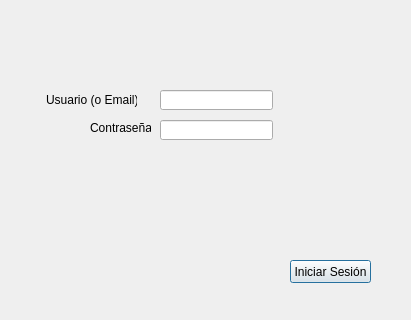
The window that desktop_client/view/login_window.ui (brunorahu/FilmTrack-Project) describes before a commit, drawn with Qt 5.
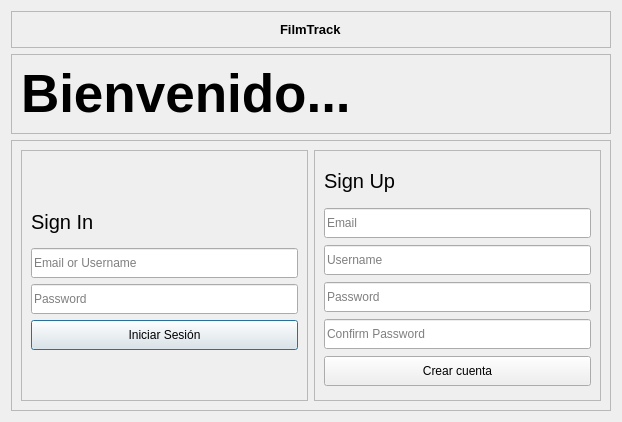
The same window after the commit.

```diff
--- a/desktop_client/view/login_window.ui
+++ b/desktop_client/view/login_window.ui
@@ -6,75 +6,441 @@
    <rect>
     <x>0</x>
     <y>0</y>
-    <width>411</width>
-    <height>320</height>
+    <width>618</width>
+    <height>422</height>
    </rect>
   </property>
   <property name="windowTitle">
    <string>Dialog</string>
   </property>
-  <widget class="QLabel" name="label">
-   <property name="geometry">
-    <rect>
-     <x>46</x>
-     <y>90</y>
-     <width>91</width>
-     <height>20</height>
-    </rect>
-   </property>
-   <property name="text">
-    <string>Usuario (o Email):</string>
-   </property>
-  </widget>
-  <widget class="QLabel" name="label_2">
-   <property name="geometry">
-    <rect>
-     <x>90</x>
-     <y>120</y>
-     <width>61</width>
-     <height>16</height>
-    </rect>
-   </property>
-   <property name="text">
-    <string>Contraseña</string>
-   </property>
-  </widget>
-  <widget class="QLineEdit" name="le_username_email">
-   <property name="geometry">
-    <rect>
-     <x>160</x>
-     <y>90</y>
-     <width>113</width>
-     <height>20</height>
-    </rect>
-   </property>
-  </widget>
-  <widget class="QLineEdit" name="le_password">
-   <property name="geometry">
-    <rect>
-     <x>160</x>
-     <y>120</y>
-     <width>113</width>
-     <height>20</height>
-    </rect>
-   </property>
-   <property name="echoMode">
-    <enum>QLineEdit::Password</enum>
-   </property>
-  </widget>
-  <widget class="QPushButton" name="btn_login">
-   <property name="geometry">
-    <rect>
-     <x>290</x>
-     <y>260</y>
-     <width>81</width>
-     <height>23</height>
-    </rect>
-   </property>
-   <property name="text">
-    <string>Iniciar Sesión</string>
-   </property>
-  </widget>
+  <layout class="QVBoxLayout" name="verticalLayout">
+   <item>
+    <widget class="QFrame" name="frame">
+     <property name="minimumSize">
+      <size>
+       <width>600</width>
+       <height>0</height>
+      </size>
+     </property>
+     <property name="maximumSize">
+      <size>
+       <width>600</width>
+       <height>40</height>
+      </size>
+     </property>
+     <property name="frameShape">
+      <enum>QFrame::StyledPanel</enum>
+     </property>
+     <property name="frameShadow">
+      <enum>QFrame::Raised</enum>
+     </property>
+     <layout class="QHBoxLayout" name="horizontalLayout_2">
+      <item>
+       <spacer name="horizontalSpacer">
+        <property name="orientation">
+         <enum>Qt::Horizontal</enum>
+        </property>
+        <property name="sizeHint" stdset="0">
+         <size>
+          <width>249</width>
+          <height>17</height>
+         </size>
+        </property>
+       </spacer>
+      </item>
+      <item>
+       <widget class="QLabel" name="label_filmtrack">
+        <property name="font">
+         <font>
+          <pointsize>10</pointsize>
+          <weight>75</weight>
+          <bold>true</bold>
+         </font>
+        </property>
+        <property name="text">
+         <string>FilmTrack</string>
+        </property>
+       </widget>
+      </item>
+      <item>
+       <spacer name="horizontalSpacer_2">
+        <property name="orientation">
+         <enum>Qt::Horizontal</enum>
+        </property>
+        <property name="sizeHint" stdset="0">
+         <size>
+          <width>249</width>
+          <height>17</height>
+         </size>
+        </property>
+       </spacer>
+      </item>
+     </layout>
+    </widget>
+   </item>
+   <item>
+    <layout class="QHBoxLayout" name="horizontalLayout_4">
+     <property name="leftMargin">
+      <number>0</number>
+     </property>
+    </layout>
+   </item>
+   <item>
+    <widget class="QFrame" name="frame_2">
+     <property name="minimumSize">
+      <size>
+       <width>600</width>
+       <height>0</height>
+      </size>
+     </property>
+     <property name="maximumSize">
+      <size>
+       <width>600</width>
+       <height>100</height>
+      </size>
+     </property>
+     <property name="frameShape">
+      <enum>QFrame::StyledPanel</enum>
+     </property>
+     <property name="frameShadow">
+      <enum>QFrame::Raised</enum>
+     </property>
+     <layout class="QVBoxLayout" name="verticalLayout_2">
+      <item>
+       <widget class="QLabel" name="label_bienvenido">
+        <property name="font">
+         <font>
+          <pointsize>40</pointsize>
+          <weight>75</weight>
+          <bold>true</bold>
+         </font>
+        </property>
+        <property name="text">
+         <string>Bienvenido...</string>
+        </property>
+       </widget>
+      </item>
+     </layout>
+    </widget>
+   </item>
+   <item>
+    <widget class="QFrame" name="frame_3">
+     <property name="minimumSize">
+      <size>
+       <width>600</width>
+       <height>0</height>
+      </size>
+     </property>
+     <property name="maximumSize">
+      <size>
+       <width>600</width>
+       <height>16777215</height>
+      </size>
+     </property>
+     <property name="frameShape">
+      <enum>QFrame::StyledPanel</enum>
+     </property>
+     <property name="frameShadow">
+      <enum>QFrame::Raised</enum>
+     </property>
+     <layout class="QHBoxLayout" name="horizontalLayout">
+      <item>
+       <widget class="QFrame" name="frame_4">
+        <property name="maximumSize">
+         <size>
+          <width>300</width>
+          <height>16777215</height>
+         </size>
+        </property>
+        <property name="frameShape">
+         <enum>QFrame::StyledPanel</enum>
+        </property>
+        <property name="frameShadow">
+         <enum>QFrame::Raised</enum>
+        </property>
+        <layout class="QVBoxLayout" name="verticalLayout_3">
+         <item>
+          <spacer name="verticalSpacer">
+           <property name="orientation">
+            <enum>Qt::Vertical</enum>
+           </property>
+           <property name="sizeHint" stdset="0">
+            <size>
+             <width>20</width>
+             <height>27</height>
+            </size>
+           </property>
+          </spacer>
+         </item>
+         <item>
+          <widget class="QLabel" name="label_sign_in">
+           <property name="minimumSize">
+            <size>
+             <width>0</width>
+             <height>40</height>
+            </size>
+           </property>
+           <property name="maximumSize">
+            <size>
+             <width>16777215</width>
+             <height>40</height>
+            </size>
+           </property>
+           <property name="font">
+            <font>
+             <pointsize>15</pointsize>
+             <weight>50</weight>
+             <bold>false</bold>
+            </font>
+           </property>
+           <property name="text">
+            <string>Sign In</string>
+           </property>
+          </widget>
+         </item>
+         <item>
+          <widget class="QLineEdit" name="le_username_email">
+           <property name="minimumSize">
+            <size>
+             <width>0</width>
+             <height>30</height>
+            </size>
+           </property>
+           <property name="maximumSize">
+            <size>
+             <width>16777215</width>
+             <height>30</height>
+            </size>
+           </property>
+           <property name="placeholderText">
+            <string>Email or Username</string>
+           </property>
+          </widget>
+         </item>
+         <item>
+          <widget class="QLineEdit" name="le_password">
+           <property name="minimumSize">
+            <size>
+             <width>0</width>
+             <height>30</height>
+            </size>
+           </property>
+           <property name="maximumSize">
+            <size>
+             <width>16777215</width>
+             <height>30</height>
+            </size>
+           </property>
+           <property name="echoMode">
+            <enum>QLineEdit::Password</enum>
+           </property>
+           <property name="placeholderText">
+            <string>Password</string>
+           </property>
+          </widget>
+         </item>
+         <item>
+          <widget class="QPushButton" name="btn_login">
+           <property name="minimumSize">
+            <size>
+             <width>0</width>
+             <height>30</height>
+            </size>
+           </property>
+           <property name="maximumSize">
+            <size>
+             <width>16777215</width>
+             <height>30</height>
+            </size>
+           </property>
+           <property name="text">
+            <string>Iniciar Sesión</string>
+           </property>
+          </widget>
+         </item>
+         <item>
+          <spacer name="verticalSpacer_2">
+           <property name="orientation">
+            <enum>Qt::Vertical</enum>
+           </property>
+           <property name="sizeHint" stdset="0">
+            <size>
+             <width>20</width>
+             <height>27</height>
+            </size>
+           </property>
+          </spacer>
+         </item>
+        </layout>
+       </widget>
+      </item>
+      <item>
+       <layout class="QVBoxLayout" name="verticalLayout_5"/>
+      </item>
+      <item>
+       <widget class="QFrame" name="frame_5">
+        <property name="frameShape">
+         <enum>QFrame::StyledPanel</enum>
+        </property>
+        <property name="frameShadow">
+         <enum>QFrame::Raised</enum>
+        </property>
+        <layout class="QVBoxLayout" name="verticalLayout_4">
+         <item>
+          <widget class="QLabel" name="label_sign_up">
+           <property name="minimumSize">
+            <size>
+             <width>0</width>
+             <height>40</height>
+            </size>
+           </property>
+           <property name="maximumSize">
+            <size>
+             <width>16777215</width>
+             <height>40</height>
+            </size>
+           </property>
+           <property name="font">
+            <font>
+             <pointsize>15</pointsize>
+             <weight>50</weight>
+             <bold>false</bold>
+            </font>
+           </property>
+           <property name="text">
+            <string>Sign Up</string>
+           </property>
+          </widget>
+         </item>
+         <item>
+          <widget class="QLineEdit" name="le_signup_email">
+           <property name="minimumSize">
+            <size>
+             <width>0</width>
+             <height>30</height>
+            </size>
+           </property>
+           <property name="maximumSize">
+            <size>
+             <width>16777215</width>
+             <height>30</height>
+            </size>
+           </property>
+           <property name="text">
+            <string/>
+           </property>
+           <property name="placeholderText">
+            <string>Email</string>
+           </property>
+          </widget>
+         </item>
+         <item>
+          <widget class="QLineEdit" name="le_signup_username">
+           <property name="enabled">
+            <bool>true</bool>
+           </property>
+           <property name="minimumSize">
+            <size>
+             <width>0</width>
+             <height>30</height>
+            </size>
+           </property>
+           <property name="maximumSize">
+            <size>
+             <width>16777215</width>
+             <height>30</height>
+            </size>
+           </property>
+           <property name="text">
+            <string/>
+           </property>
+           <property name="placeholderText">
+            <string>Username</string>
+           </property>
+          </widget>
+         </item>
+         <item>
+          <widget class="QLineEdit" name="le_signup_password">
+           <property name="enabled">
+            <bool>true</bool>
+           </property>
+           <property name="minimumSize">
+            <size>
+             <width>0</width>
+             <height>30</height>
+            </size>
+           </property>
+           <property name="maximumSize">
+            <size>
+             <width>16777215</width>
+             <height>30</height>
+            </size>
+           </property>
+           <property name="text">
+            <string/>
+           </property>
+           <property name="echoMode">
+            <enum>QLineEdit::Password</enum>
+           </property>
+           <property name="placeholderText">
+            <string>Password</string>
+           </property>
+          </widget>
+         </item>
+         <item>
+          <widget class="QLineEdit" name="le_signup_confirm_password">
+           <property name="enabled">
+            <bool>true</bool>
+           </property>
+           <property name="minimumSize">
+            <size>
+             <width>0</width>
+             <height>30</height>
+            </size>
+           </property>
+           <property name="maximumSize">
+            <size>
+             <width>16777215</width>
+             <height>30</height>
+            </size>
+           </property>
+           <property name="text">
+            <string/>
+           </property>
+           <property name="echoMode">
+            <enum>QLineEdit::Password</enum>
+           </property>
+           <property name="placeholderText">
+            <string>Confirm Password</string>
+           </property>
+          </widget>
+         </item>
+         <item>
+          <widget class="QPushButton" name="btn_create_account">
+           <property name="minimumSize">
+            <size>
+             <width>0</width>
+             <height>30</height>
+            </size>
+           </property>
+           <property name="maximumSize">
+            <size>
+             <width>16777215</width>
+             <height>30</height>
+            </size>
+           </property>
+           <property name="text">
+            <string>Crear cuenta</string>
+           </property>
+          </widget>
+         </item>
+        </layout>
+       </widget>
+      </item>
+     </layout>
+    </widget>
+   </item>
+  </layout>
  </widget>
  <resources/>
  <connections/>
```
